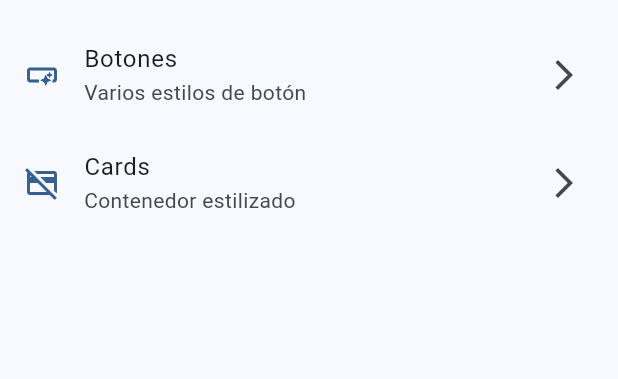
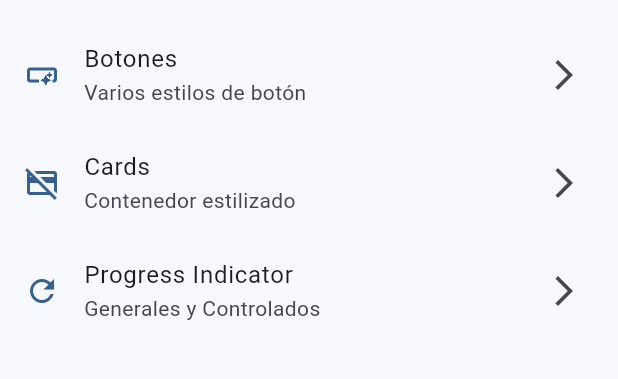
Before and after one commit to thePanaMiguel09/flutter, a Flutter app: the screen it shows after launch, on a phone screen of 412 x 824 dp, the part 63-442 px from its top. Run offline on Flutter 3.47's test engine with Material 3 defaults, Android fonts, the phone set to English and light mode, and no system bars; our stand-ins replace animate_do, dio, go_router, video_player.

Commit message:
progress indiators

```diff
--- a/widgetsapp/lib/config/menu/menu_items.dart
+++ b/widgetsapp/lib/config/menu/menu_items.dart
@@ -28,4 +28,10 @@ const appMenuItems = <MenuItem>[
     link: '/cards',
     icon: Icons.credit_card_off_outlined,
   ),
+  MenuItem(
+    title: 'Progress Indicator',
+    subTitle: 'Generales y Controlados',
+    link: '/progress',
+    icon: Icons.refresh_outlined,
+  ),
 ];
--- a/widgetsapp/lib/config/router/app_router.dart
+++ b/widgetsapp/lib/config/router/app_router.dart
@@ -26,5 +26,12 @@ final GoRouter appRouter = GoRouter(
         return const CardScreen();
       },
     ),
+    GoRoute(
+      path: '/progress',
+      name: ProgressScreen.name,
+      builder: (BuildContext context, GoRouterState state) {
+        return const ProgressScreen();
+      },
+    ),
   ],
 );
```
Also changed, not shown: widgetsapp/lib/presentation/screens/progress/progress_screen.dart (+58 -1 lines).
